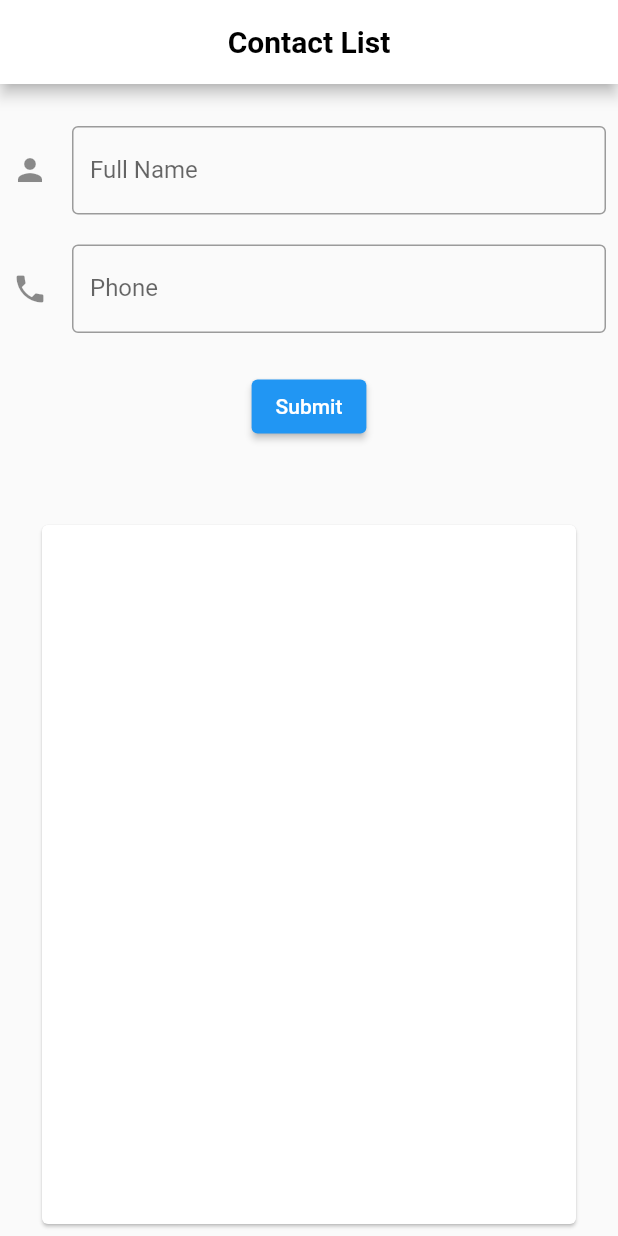
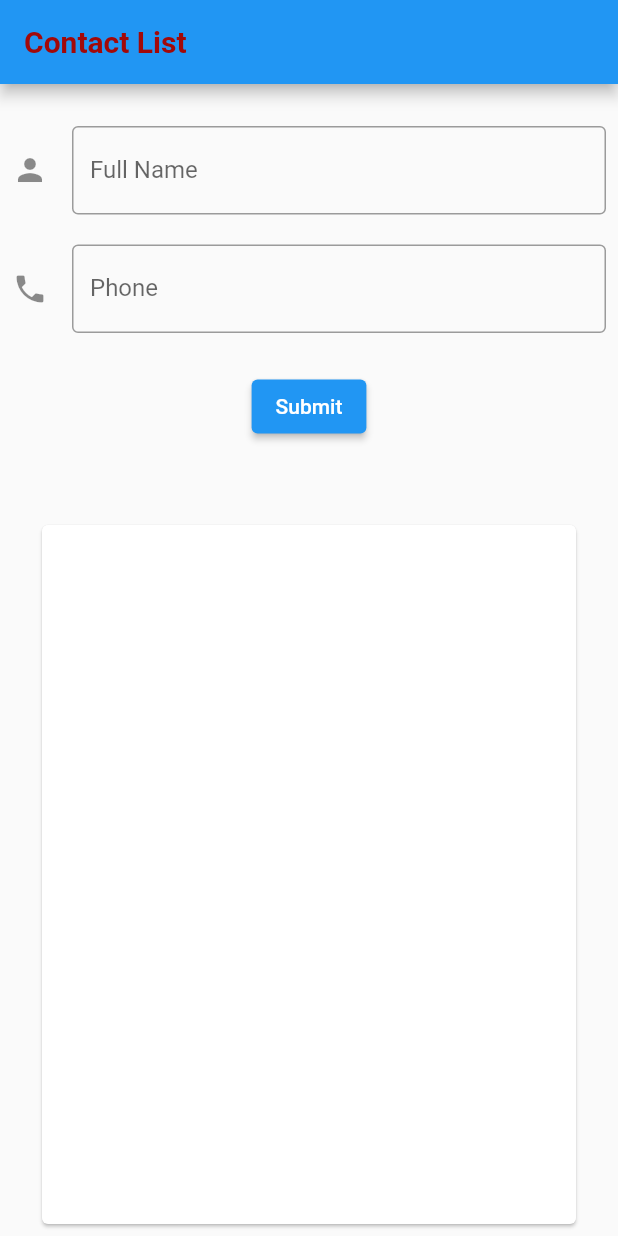
Before and after one commit to Manish123Sharma/AgBe, a Flutter app: the screen it shows after launch, on a phone screen of 412 x 824 dp. Run offline on Flutter 3.47's test engine with Material 2 defaults, Android fonts, the phone set to English and light mode, and no system bars.

Commit message:
Update task_1.dart

```diff
--- a/task_1/lib/screen/task_1.dart
+++ b/task_1/lib/screen/task_1.dart
@@ -20,9 +20,7 @@ class _Task_1State extends State<Task_1> {
    Widget build(BuildContext context) {
    return Scaffold(
       appBar: AppBar(
-        centerTitle: true,
-         backgroundColor: Colors.white,
-        title: Text('Contact List',style: TextStyle(fontWeight: FontWeight.bold,color: Colors.black),),
+        title: Text('Contact List',style: TextStyle(fontWeight: FontWeight.bold,color: Color.fromARGB(255, 162, 9, 9)),),
       ),
      body: Container(child: Padding(
        padding: const EdgeInsets.all(8.0),
```
